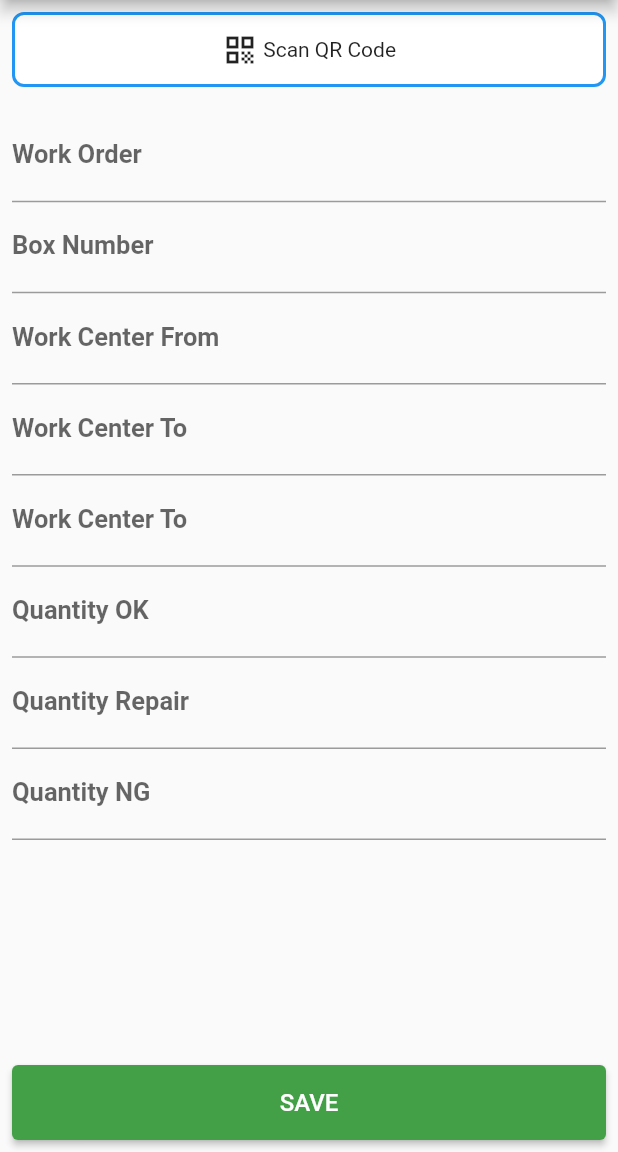
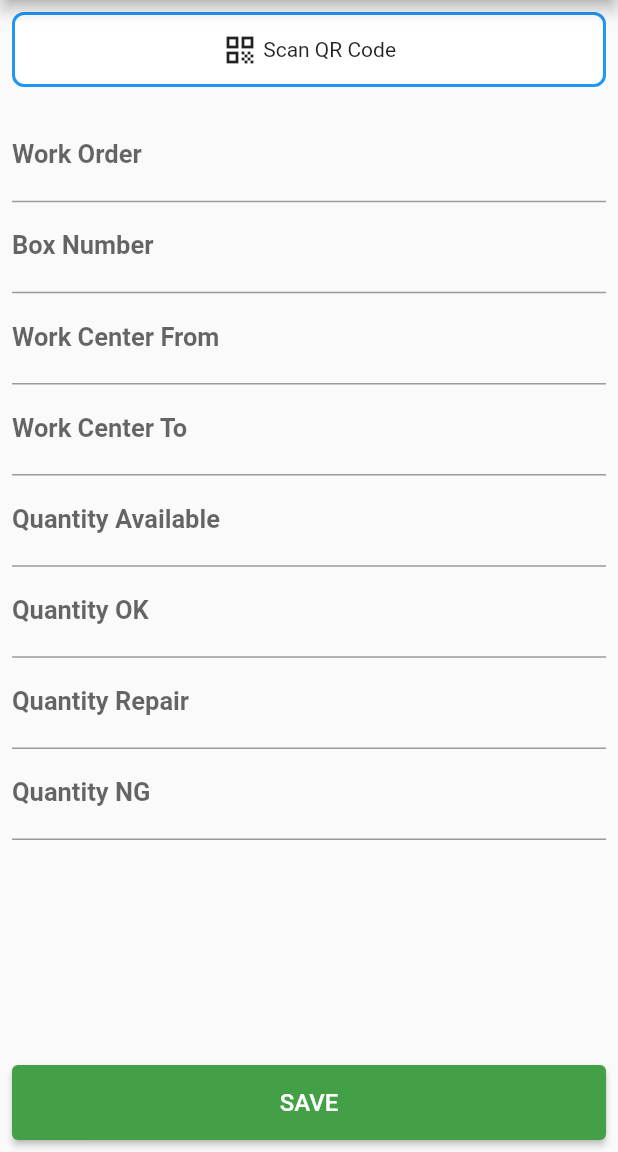
Before and after one commit to jiwaraga06/bmt, a Flutter app: the InsertPulling screen opened directly, on a phone screen of 412 x 824 dp, the part 84-1236 px from its top. Run offline on Flutter 3.47's test engine with Material 2 defaults, Android fonts, the phone set to English and light mode, and no system bars; our stand-ins replace awesome_dialog, bloc, flutter_bloc, flutter_speed_dial, font_awesome_flutter, modal_bottom_sheet and 1 more; missing offline and left inert: flutter_barcode_scanner; accounts and stored records are empty; network calls fail.

Commit message:
Build pulling putaway

```diff
--- a/lib/source/pages/Menu/Pulling/insert.dart
+++ b/lib/source/pages/Menu/Pulling/insert.dart
@@ -28,7 +28,7 @@ class _InsertPullingState extends State<InsertPulling> {
   final formKey = GlobalKey<FormState>();
   String? wc_to_id, wc_from_id, last_wc, qty_real;
   save() {
-    if (formKey.currentState!.validate()) {
+    // if (formKey.currentState!.validate()) {
       BlocProvider.of<SavePullingCubit>(context).savePulling(
         controllerBoxNumber.text,
         controllerQtyOk.text,
@@ -39,7 +39,7 @@ class _InsertPullingState extends State<InsertPulling> {
         qty_real,
         last_wc,
       );
-    }
+    // }
   }
 
   @override
@@ -116,7 +116,7 @@ class _InsertPullingState extends State<InsertPulling> {
                           ),
                           CustomFormFieldRead(
                             controller: controllerQtyAvailable,
-                            label: 'Work Center To',
+                            label: 'Quantity Available',
                             msgError: 'Kolom harus di isi',
                           ),
                           CustomFormField(
```
Also changed, not shown: lib/source/pages/Menu/PutAway/insert.dart (indentation only).
